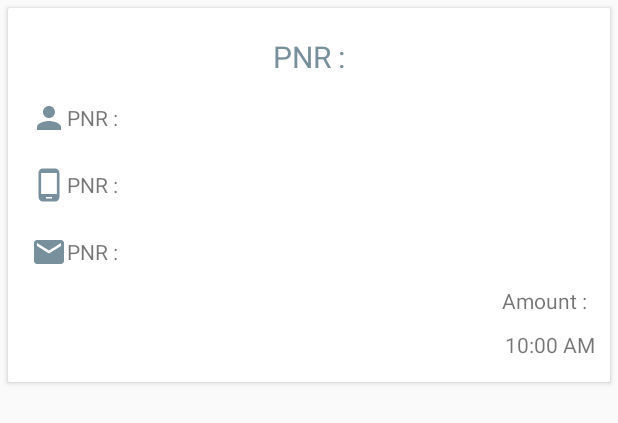
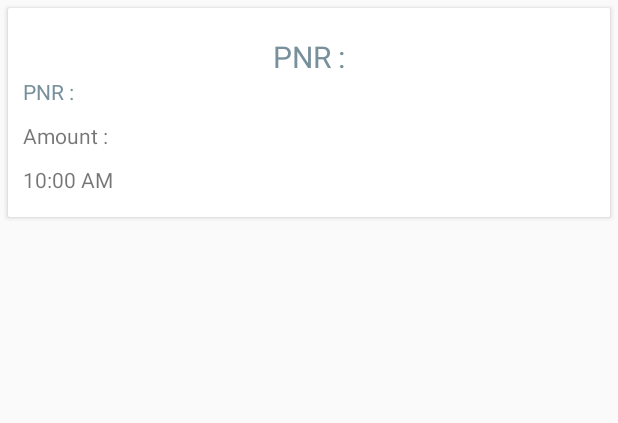
Before and after one commit to abhilashlohar/emitra_app, an Android app: the layout custom_payment_history.xml on its own in the app's theme, with its tools: preview values and no code run, on a phone screen of 412 x 824 dp. Shown: the top 423 px of the screen. Run offline under Robolectric (Android 15) with nearby library versions, the phone set to English and light mode, and no system bars; network calls fail.

Commit message:
First Commit

```diff
--- a/app/src/main/res/layout/custom_payment_history.xml
+++ b/app/src/main/res/layout/custom_payment_history.xml
@@ -23,7 +23,7 @@
         android:orientation="vertical">
 
         <TextView
-            android:id="@+id/txtPurpose"
+            android:id="@+id/txtResponse"
             android:layout_width="match_parent"
             android:layout_height="wrap_content"
             android:layout_marginTop="15dp"
@@ -33,48 +33,12 @@
             android:textSize="20sp" />
 
 
-        <TextView
-            android:id="@+id/txtUsername"
+        <RelativeLayout
+            android:id="@+id/rlPnr"
             android:layout_width="wrap_content"
             android:layout_height="wrap_content"
-            android:layout_marginTop="10dp"
-            android:drawableLeft="@drawable/ic_person_black_24dp"
-            android:gravity="center"
-            android:padding="5dp"
-            android:text="@string/PNR" />
-
-        <TextView
-            android:id="@+id/txtMobile"
-            android:layout_width="wrap_content"
-            android:layout_height="wrap_content"
-            android:layout_marginTop="10dp"
-            android:drawableLeft="@drawable/ic_phone_android_black_24dp"
-            android:gravity="center"
-            android:padding="5dp"
-            android:text="@string/PNR" />
-
-        <TextView
-            android:id="@+id/txtEmail"
-            android:layout_width="wrap_content"
-            android:layout_height="wrap_content"
-            android:layout_marginTop="10dp"
-            android:drawableLeft="@drawable/ic_markunread_black_24dp"
-            android:gravity="center"
-            android:padding="5dp"
-            android:text="@string/PNR" />
-
-        <LinearLayout
-            android:layout_width="match_parent"
-            android:layout_height="wrap_content"
-            android:layout_marginTop="5dp"
-            android:orientation="horizontal">
-
-            <RelativeLayout
-                android:id="@+id/rlPnr"
-                android:layout_width="0dp"
-                android:layout_height="wrap_content"
             android:layout_weight="1"
-                android:visibility="gone">
+            android:visibility="visible">
 
             <TextView
                 android:id="@+id/txtpnr"
@@ -95,10 +59,10 @@
 
         <RelativeLayout
             android:id="@+id/rlAmount"
-                android:layout_width="0dp"
+            android:layout_width="match_parent"
             android:layout_height="wrap_content"
-                android:layout_weight="1"
-                android:gravity="right">
+            android:layout_marginTop="10dp"
+            android:gravity="left">
 
             <TextView
                 android:id="@+id/txtAmount"
@@ -115,14 +79,12 @@
         </RelativeLayout>
 
 
-        </LinearLayout>
-
         <TextView
             android:id="@+id/txtTimestamp"
             android:layout_width="match_parent"
             android:layout_height="wrap_content"
             android:layout_marginTop="10dp"
-            android:gravity="right"
+            android:gravity="left"
             android:text="10:00 AM" />
 
         <LinearLayout
```
Also changed, not shown: app/src/main/java/com/phppoets/grievance/activity/GrievanceFormActivity.java (+9 -1 lines), app/src/main/java/com/phppoets/grievance/activity/GrievanceHistoryActivity.java (+6 -1 lines), app/src/main/java/com/phppoets/grievance/activity/GrievanceHistoryDetailActivity.java (+10 -1 lines), app/src/main/java/com/phppoets/grievance/activity/NotificationActivity.java (+10 -2 lines), app/src/main/java/com/phppoets/grievance/activity/PaymentHistoryActivity.java (+51 -0 lines), app/src/main/java/com/phppoets/grievance/activity/SignUpActivity.java (+9 -0 lines), app/src/main/java/com/phppoets/grievance/adapter/PaymentHistoryAdapter.java (+24 -16 lines). Lines whose indentation alone changed are shown as unchanged.
